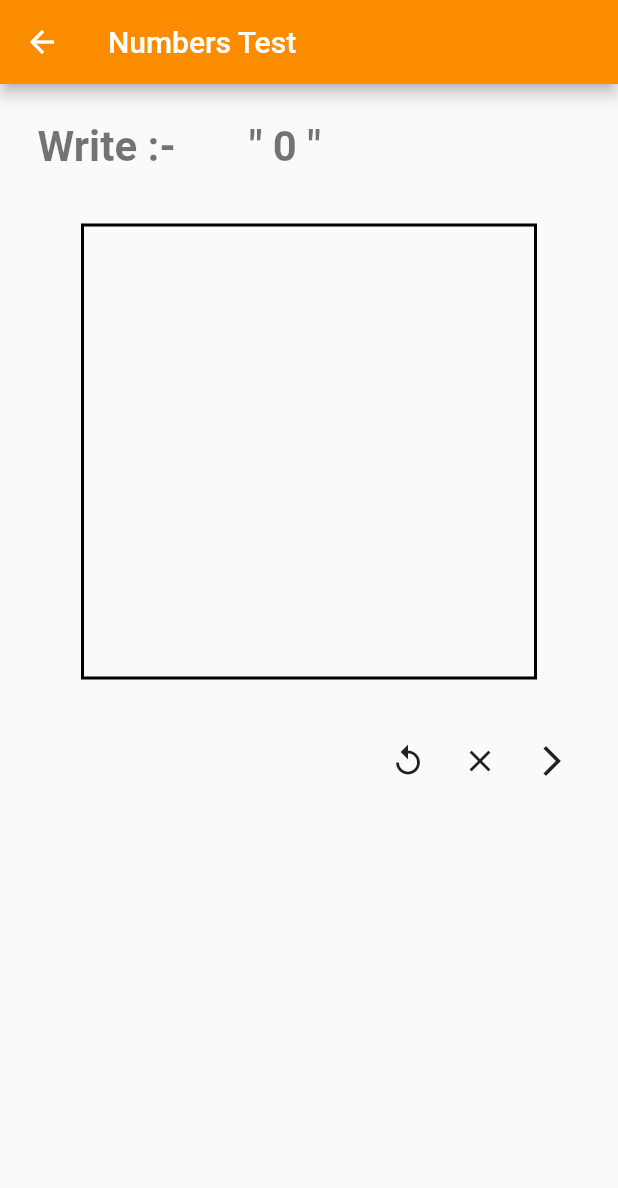
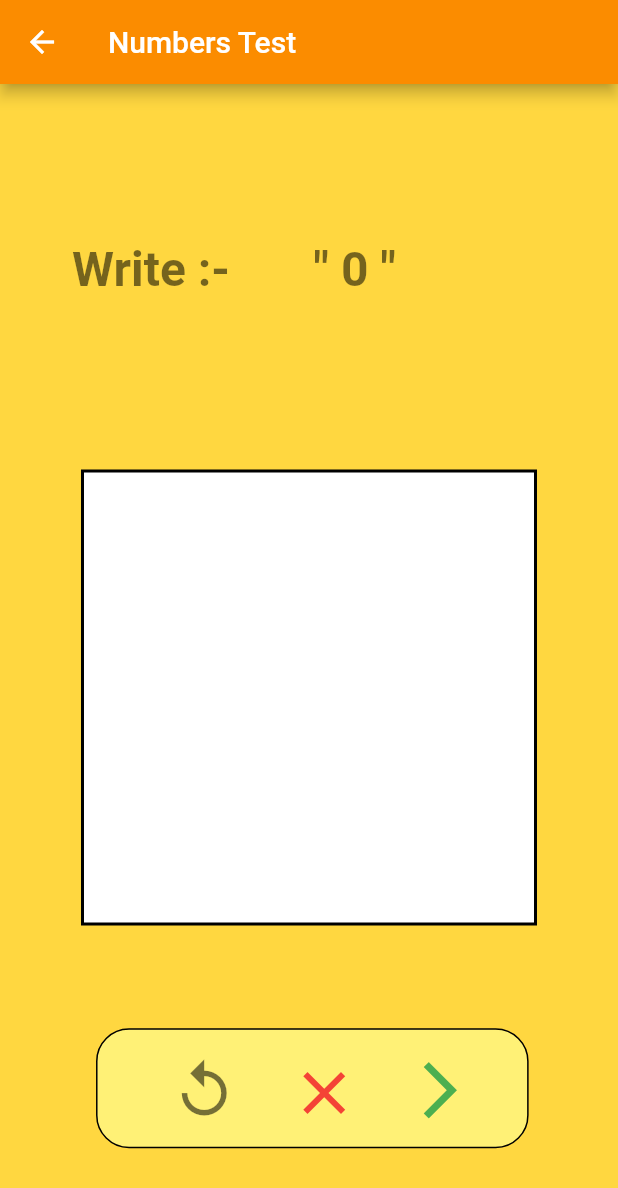
Before and after one commit to meshubhama01/flutterkidslearning, a Flutter app: the NumTestScreen screen opened by its route, on a phone screen of 412 x 824 dp. Shown: the top 1188 px of the screen. Run offline on Flutter 3.47's test engine with Material 2 defaults, Android fonts, the phone set to English and light mode, and no system bars; our stand-ins replace google_fonts, rflutter_alert, splashscreen; missing offline and left inert: tflite, whiteboardkit.

Commit message:
UI updates

```diff
--- a/Final/lib/screen/numTestScreen.dart
+++ b/Final/lib/screen/numTestScreen.dart
@@ -34,47 +34,27 @@ class _NumTestScreenState extends State<NumTestScreen> {
   @override
   Widget build(BuildContext context) {
     return Scaffold(
+      backgroundColor: Colors.amberAccent,
       appBar: AppBar(
         backgroundColor: Colors.orange[600],
         title: Text('Numbers Test'),
       ),
       body: Column(
         children: <Widget>[
-          // Row(
-          //   children: <Widget>[
-          //     Expanded(
-          //       child: Padding(
-          //         padding: const EdgeInsets.all(8.0),
-          //         child: Column(
-          //           children: <Widget>[
-          //             Text(
-          //               'test kr rha hoon',
-          //               style: TextStyle(
-          //                 fontWeight: FontWeight.bold,
-          //               ),
-          //             ),
-          //             Text(
-          //               'image on right',
-          //             )
-          //           ],
-          //         ),
-          //       ),
-          //     ),
-          //     _mnistPreviewImage(),
-          //   ],
-          // ),
           SizedBox(
             height: 25,
           ),
-          Container(
+          Expanded(
+            child: Container(
               alignment: Alignment.centerLeft,
-            padding: EdgeInsets.only(left: 18.0),
+              padding: EdgeInsets.only(left: 40.0),
               child: Text(
                 ' Write :-       " ${numbersLUT[_randNumber]} "',
                 style: TextStyle(
                     color: Colors.black54,
                     fontWeight: FontWeight.bold,
-                  fontSize: 28),
+                    fontSize: 32),
+              ),
             ),
           ),
           SizedBox(
@@ -87,13 +67,29 @@ class _NumTestScreenState extends State<NumTestScreen> {
           SizedBox(
             height: 10,
           ),
-          Container(
-            padding: EdgeInsets.all(20.0),
+          Expanded(
+            child: Container(
+              alignment: Alignment.center,
+              margin: EdgeInsets.only(
+                  left: MediaQuery.of(context).size.width * 0.12),
+              child: Container(
+                decoration: BoxDecoration(
+                    color: Colors.yellow[300],
+                    border: Border.all(),
+                    borderRadius: BorderRadius.circular(22.0)),
+                padding: EdgeInsets.only(
+                    top: 10.0, right: 10.0, left: 10.0, bottom: 20.0),
+                margin: EdgeInsets.only(right: 45.0),
+                width: MediaQuery.of(context).size.width * 0.70,
                 child: Row(
-              mainAxisAlignment: MainAxisAlignment.end,
+                  mainAxisAlignment: MainAxisAlignment.spaceEvenly,
                   children: <Widget>[
                     IconButton(
-                  icon: Icon(Icons.replay),
+                      icon: Icon(
+                        Icons.replay,
+                        color: Colors.black54,
+                        size: 45.0,
+                      ),
                       onPressed: () {
                         if (_prediction != null) {
                           _prediction.clear();
@@ -107,7 +103,11 @@ class _NumTestScreenState extends State<NumTestScreen> {
                       },
                     ),
                     IconButton(
-                  icon: Icon(Icons.clear),
+                      icon: Icon(
+                        Icons.clear,
+                        size: 48.0,
+                        color: Colors.red,
+                      ),
                       onPressed: () {
                         try {
                           if (_prediction != null) {
@@ -123,12 +123,17 @@ class _NumTestScreenState extends State<NumTestScreen> {
                       },
                     ),
                     IconButton(
-                  icon: Icon(Icons.arrow_forward_ios),
+                      icon: Icon(
+                        Icons.arrow_forward_ios,
+                        color: Colors.green,
+                        size: 45.0,
+                      ),
                       onPressed: () async {
                         var predList = await _recognize();
                         if (predList[0]['label'] == numbersLUT[_randNumber] &&
                             predList[0]['confidence'] > 0.50) {
-                      var p = await testPopup(context, "Well Done !", 'next');
+                          var p =
+                              await testPopup(context, "Well Done !", 'next');
                           if (p == true) {
                             setState(() {
                               if (_prediction != null) {
@@ -150,7 +155,8 @@ class _NumTestScreenState extends State<NumTestScreen> {
                             });
                           }
                         } else {
-                      var p = await testPopup(context, "Try Again!", 'redo');
+                          var p =
+                              await testPopup(context, "Try Again!", 'redo');
                           if (p == true) {
                             setState(() {
                               if (_prediction != null) {
@@ -167,6 +173,8 @@ class _NumTestScreenState extends State<NumTestScreen> {
                   ],
                 ),
               ),
+            ),
+          ),
         ],
       ),
     );
@@ -177,6 +185,7 @@ class _NumTestScreenState extends State<NumTestScreen> {
       width: Constants.canvasSize + Constants.borderSize * 2,
       height: Constants.canvasSize + Constants.borderSize * 2,
       decoration: BoxDecoration(
+        color: Colors.white,
         border: Border.all(
           color: Colors.black,
           width: Constants.borderSize,
```
Also changed, not shown: Final/lib/screen/alphaTestScreen.dart (+42 -34 lines), 2 other files. Lines whose indentation alone changed are shown as unchanged.
